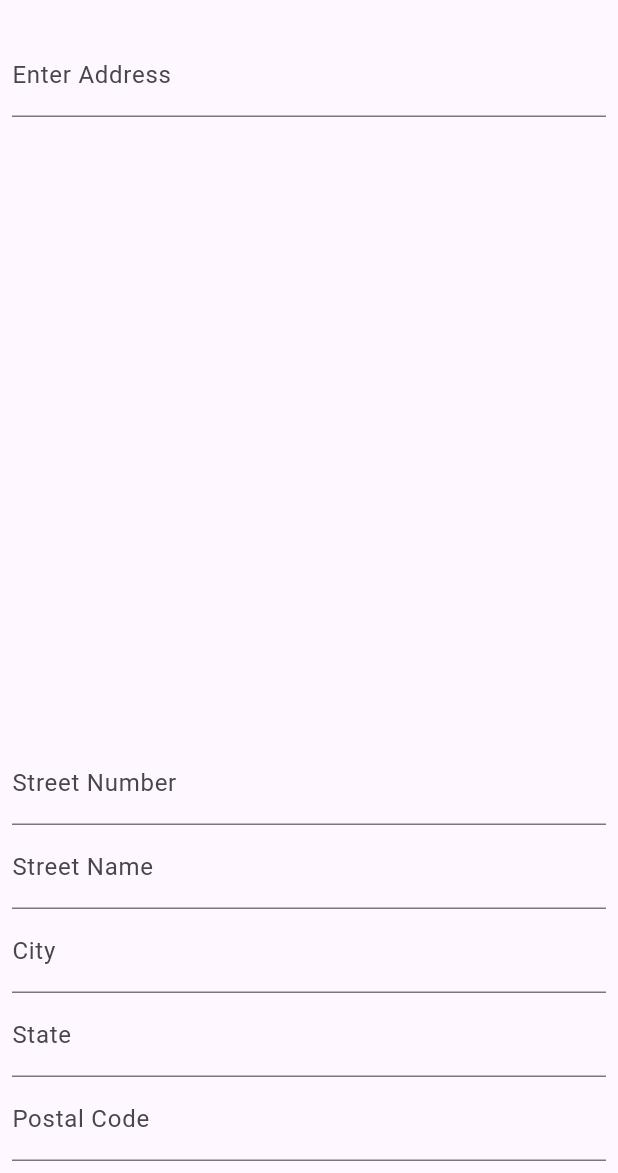
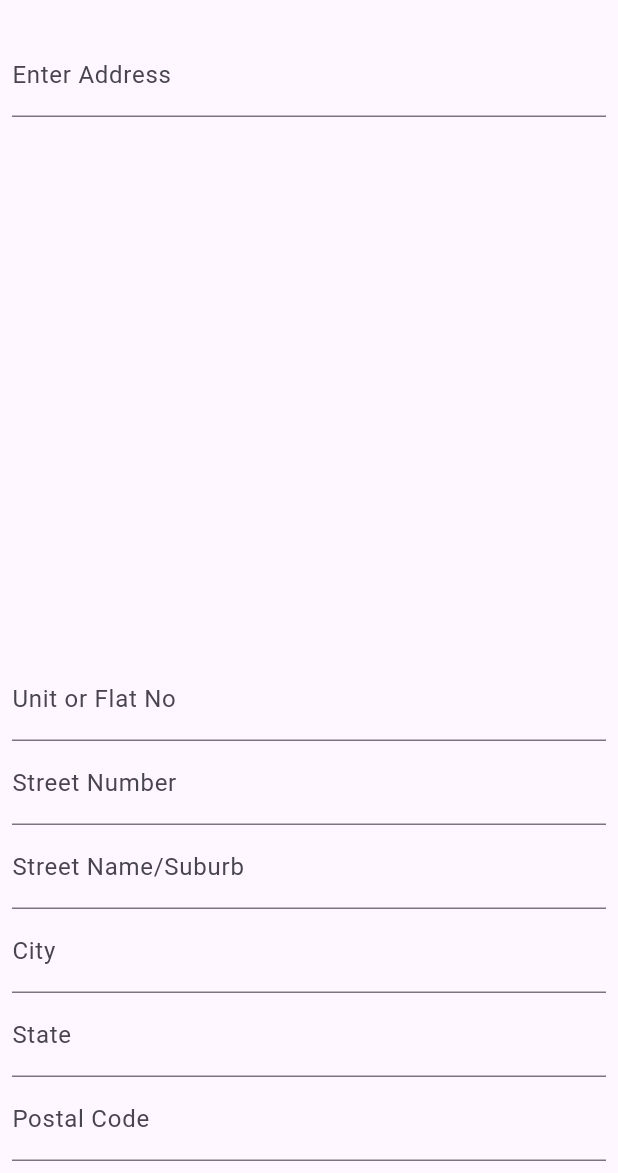
Before and after one commit to aqibmehedi007/logateExample, a Flutter app: the AddressSearchScreen screen opened directly, on a phone screen of 412 x 824 dp, the part 63-1236 px from its top. Run offline on Flutter 3.47's test engine with Material 3 defaults, Android fonts, the phone set to English and light mode, and no system bars.

Commit message:
[Working Module]

```diff
--- a/lib/AddressSearchScreen.dart
+++ b/lib/AddressSearchScreen.dart
@@ -11,9 +11,11 @@ class _AddressSearchScreenState extends State<AddressSearchScreen> {
   List<Map<String, String>> _suggestions = [];
   TextEditingController _controller = TextEditingController();
 
-  // Controllers for each address field
+  // Additional controllers
+  TextEditingController _unitOrFlatNoController = TextEditingController();
   TextEditingController _streetNumberController = TextEditingController();
   TextEditingController _streetNameController = TextEditingController();
+  TextEditingController _suburbController = TextEditingController();
   TextEditingController _cityController = TextEditingController();
   TextEditingController _stateController = TextEditingController();
   TextEditingController _postalCodeController = TextEditingController();
@@ -32,21 +34,21 @@ class _AddressSearchScreenState extends State<AddressSearchScreen> {
   }
 
   void _selectAddress(Map<String, String> selectedSuggestion) async {
-    final details = await _loqateService.getAddressDetails(selectedSuggestion['Id']!);
+    final id = selectedSuggestion['Id']!;
+    final details = await _loqateService.getAddressDetails(id);
 
     setState(() {
+      // Update controllers with the address details
+      _unitOrFlatNoController.text = details['unitOrFlatNo'] ?? '';
       _streetNumberController.text = details['streetNumber'] ?? '';
-      _streetNameController.text = details['streetName'] ?? '';
+      _streetNameController.text = '${details['streetName'] ?? ''}, ${details['suburb'] ?? ''}';
       _cityController.text = details['city'] ?? '';
       _stateController.text = details['state'] ?? '';
       _postalCodeController.text = details['postalCode'] ?? '';
       _suggestions = [];
       _controller.text = '${selectedSuggestion['Text']}, ${selectedSuggestion['Description']}';
     });
-
-    print("Selected Address Details: $details"); // Debug line to check details
   }
-
 
   @override
   Widget build(BuildContext context) {
@@ -65,23 +67,27 @@ class _AddressSearchScreenState extends State<AddressSearchScreen> {
               child: ListView.builder(
                 itemCount: _suggestions.length,
                 itemBuilder: (context, index) {
+                  final suggestion = _suggestions[index];
                   return ListTile(
-                    title: Text('${_suggestions[index]['Text']}, ${_suggestions[index]['Description']}'),
+                    title: Text('${suggestion['Text']}, ${suggestion['Description']}'),
                     onTap: () {
-                      _selectAddress(_suggestions[index]);
+                      _selectAddress(suggestion);
                     },
                   );
                 },
               ),
             ),
-            // Additional address fields
+            TextField(
+              controller: _unitOrFlatNoController,
+              decoration: InputDecoration(labelText: 'Unit or Flat No'),
+            ),
             TextField(
               controller: _streetNumberController,
               decoration: InputDecoration(labelText: 'Street Number'),
             ),
             TextField(
               controller: _streetNameController,
-              decoration: InputDecoration(labelText: 'Street Name'),
+              decoration: InputDecoration(labelText: 'Street Name/Suburb'),
             ),
             TextField(
               controller: _cityController,
--- a/lib/LoqateService.dart
+++ b/lib/LoqateService.dart
@@ -27,12 +27,8 @@ class LoqateService {
     throw Exception('Failed to load address suggestions');
   }
 
-
-
   // Method to get detailed address information based on the selected Id
   Future<Map<String, String>> getAddressDetails(String id) async {
-
-    print(">>>>>>>>>>>>>>>>>>> ${id}");
     final String url =
         'https://api.addressy.com/Capture/Interactive/Retrieve/v1.20/json3.ws?Key=$apiKey&Id=$id';
 
@@ -40,14 +36,16 @@ class LoqateService {
 
     if (response.statusCode == 200) {
       final data = json.decode(response.body);
-      print("Detailed API Response: $data"); // Debug line
+      print("Detailed API Response: $data");
 
       if (data['Items'] != null && data['Items'].isNotEmpty) {
         final item = data['Items'][0];
 
         return {
+          'unitOrFlatNo': item['SubBuilding'] ?? '', // Assuming SubBuilding contains unit/flat info
           'streetNumber': item['BuildingNumber'] ?? '',
           'streetName': item['Street'] ?? '',
+          'suburb': item['Neighbourhood'] ?? item['District'] ?? '', // Using Neighbourhood or District for suburb
           'city': item['City'] ?? '',
           'state': item['Province'] ?? '',
           'postalCode': item['PostalCode'] ?? '',
@@ -56,5 +54,4 @@ class LoqateService {
     }
     throw Exception('Failed to load address details');
   }
-
 }
```
